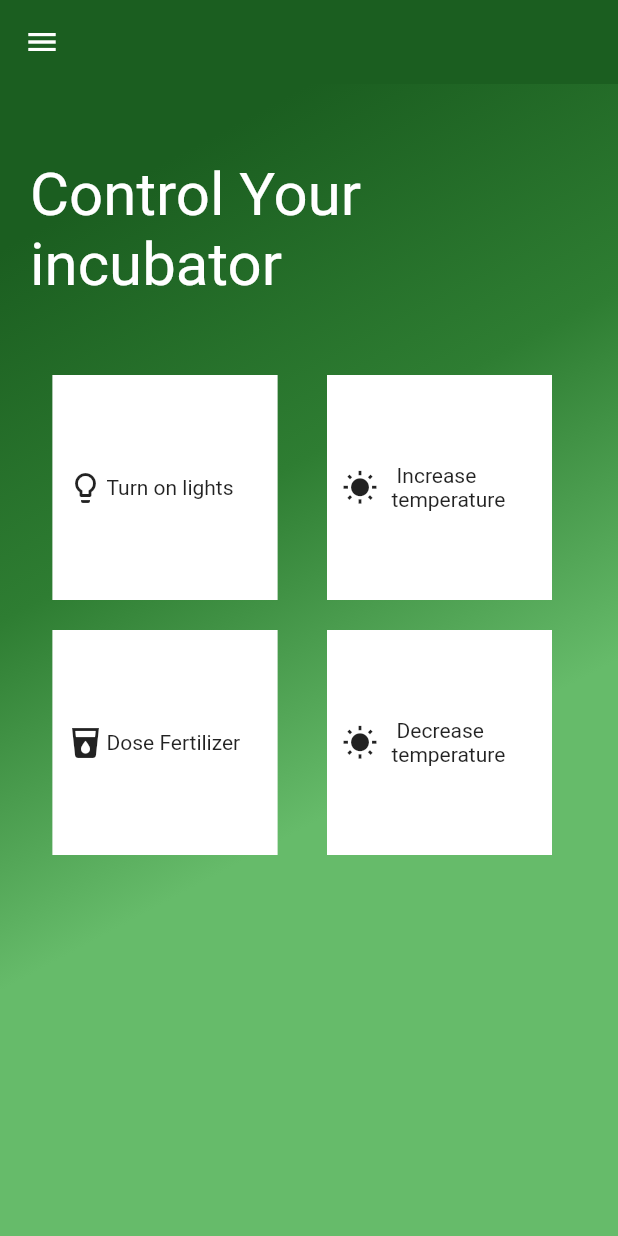
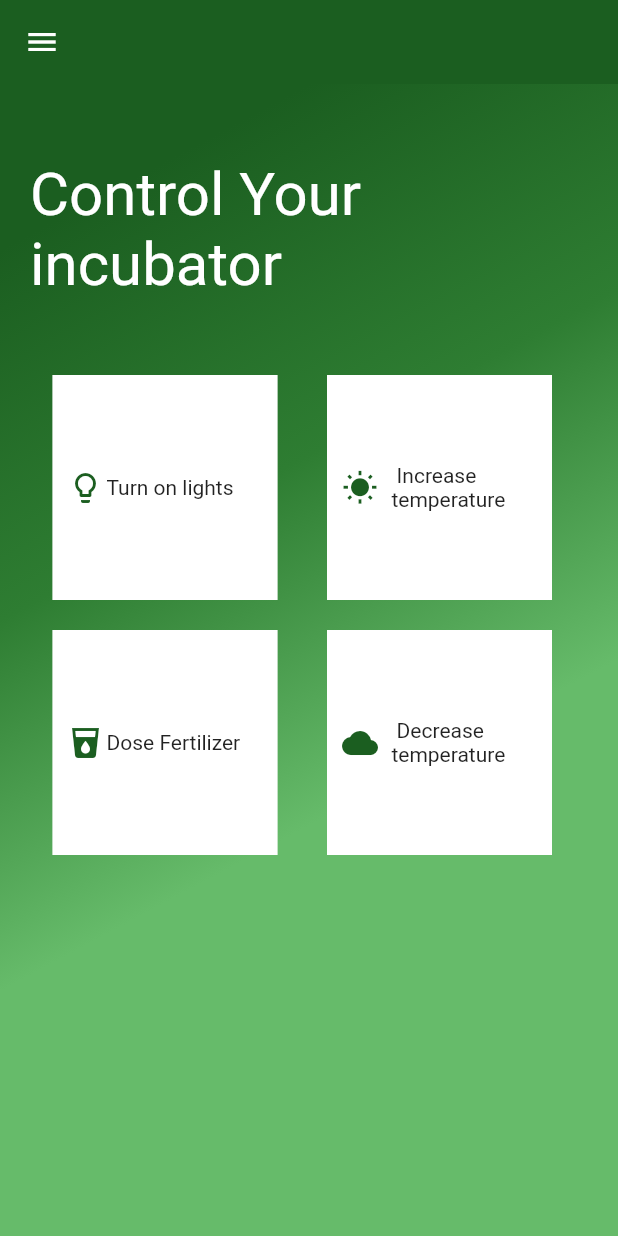
Before and after one commit to teoYQ/Panasonic_App, a Flutter app: the DIYPage screen opened directly, on a phone screen of 412 x 824 dp. Run offline on Flutter 3.47's test engine with Material 2 defaults, Android fonts, the phone set to English and light mode, and no system bars; our stand-ins replace firebase_auth, firebase_database, image_picker, simple_animations; missing offline and left inert: dart:ffi; accounts and stored records are empty.

Commit message:
changed color of icons

```diff
--- a/panasonic_v1/lib/DIYpage.dart
+++ b/panasonic_v1/lib/DIYpage.dart
@@ -82,7 +82,7 @@ class _DIYPageState extends State<DIYPage> {
                         SizedBox(height: 20,),
                         Row(children: <Widget>[
                           ButtonActivity(Icons.local_drink, "Dose Fertilizer", () => {print("hi")}),
-                          ButtonActivity(Icons.wb_sunny, "   Decrease  \n  temperature", () => {print("hi")})
+                          ButtonActivity(Icons.wb_cloudy, "   Decrease  \n  temperature", () => {print("hi")})
                         ],)
                       ],
                     ),
--- a/panasonic_v1/lib/widgets/buttons_.dart
+++ b/panasonic_v1/lib/widgets/buttons_.dart
@@ -27,7 +27,9 @@ class ButtonActivity extends StatelessWidget {
                     Padding(
                       padding: const EdgeInsets.all(5.0),
                     ),
-                    Icon(icon),
+                    IconTheme(data: new IconThemeData(color: Colors.green[900]),
+                    child: new Icon(icon),),
+                    //Icon(icon),
                     Padding(
                       padding: const EdgeInsets.all(1.0),
                     ),
--- a/panasonic_v1/lib/widgets/tapbox.dart
+++ b/panasonic_v1/lib/widgets/tapbox.dart
@@ -32,7 +32,8 @@ class _TapboxAState extends State<TapboxA> {
                     Padding(
                       padding: const EdgeInsets.all(5.0),
                     ),
-                    Icon(icon),
+                    IconTheme(data: new IconThemeData(color: Colors.green[900]),
+                    child: new Icon(icon),),
                     Padding(
                       padding: const EdgeInsets.all(1.0),
                     ),
```
